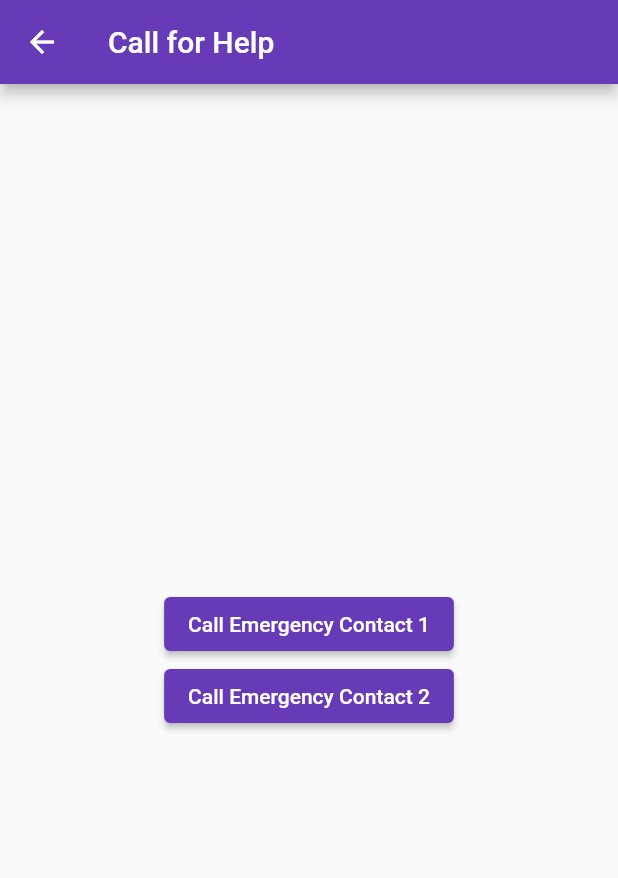
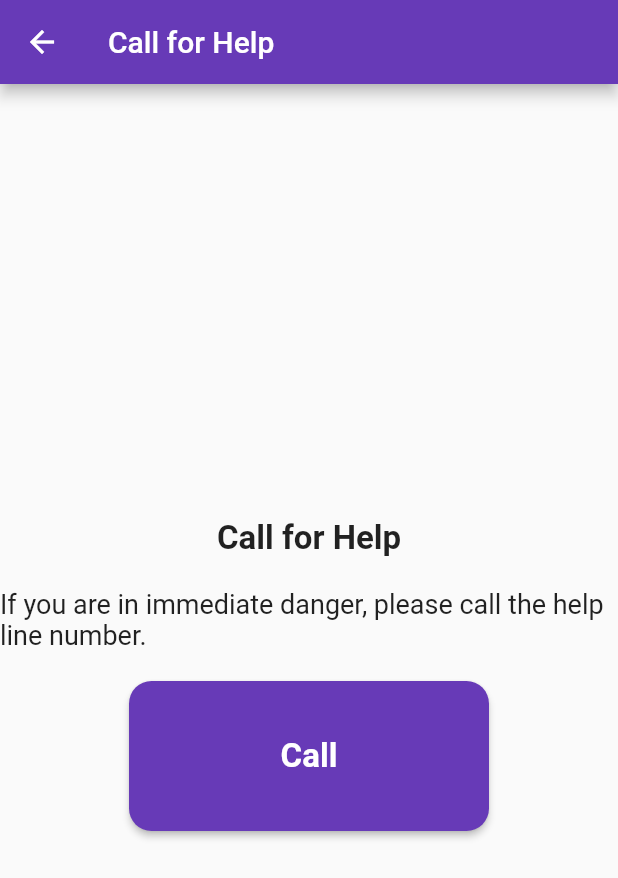
Before and after one commit to Shiro-Koi/HopeLine, a Flutter app: the CallHelp screen opened directly, on a phone screen of 412 x 824 dp. Shown: the top 878 px of the screen. Run offline on Flutter 3.47's test engine with Material 2 defaults, Android fonts, the phone set to English and light mode, and no system bars; our stand-ins replace flutter_map, latlong2.

Commit message:
finalizing Call for Help feature

```diff
--- a/lib/call_help.dart
+++ b/lib/call_help.dart
@@ -1,27 +1,73 @@
-//basic call help screen
+//call help screen, calls the help line number i.e(+9647700124848)
 
 import 'package:flutter/material.dart';
+// phone call package
+import 'package:url_launcher/url_launcher.dart';
 
 class CallHelp extends StatelessWidget {
   const CallHelp({Key? key}) : super(key: key);
 
+  // function to call the help line number
+  void callHelpLine() async {
+    Uri url = Uri(
+      scheme: 'tel',
+      path: '+9647700124848',
+    );
+    if (await canLaunchUrl(url)) {
+      await launchUrl(url);
+    } else {
+      throw 'Could not launch $url';
+    }
+  } // callHelpLine()
+
   @override
   Widget build(BuildContext context) {
     return Scaffold(
-      appBar: AppBar(title: const Text('Call for Help')),
+      appBar: AppBar(
+        title: const Text('Call for Help'),
+      ),
       body: Center(
         child: Column(
           mainAxisAlignment: MainAxisAlignment.center,
           children: <Widget>[
-            // button to call the first emergency contact
-            ElevatedButton(
-              onPressed: () => {},
-              child: const Text('Call Emergency Contact 1'),
+            const SizedBox(height: 20),
+            const Text(
+              'Call for Help',
+              style: TextStyle(
+                fontSize: 22,
+                fontWeight: FontWeight.bold,
+              ),
             ),
-            // button to call the second emergency contact
-            ElevatedButton(
-              onPressed: () => {},
-              child: const Text('Call Emergency Contact 2'),
+            const SizedBox(height: 20),
+            const Text(
+              'If you are in immediate danger, please call the help line number.',
+              style: TextStyle(
+                fontSize: 18,
+              ),
+            ),
+            const SizedBox(height: 20),
+            SizedBox(
+              height: 100,
+              width: 240,
+              // set button color to navy
+              child: ElevatedButton(
+                onPressed: () {
+                  callHelpLine();
+                },
+                style: ElevatedButton.styleFrom(
+                  shape: RoundedRectangleBorder(
+                    borderRadius: BorderRadius.circular(15),
+                  ),
+                  backgroundColor: Colors.deepPurple,
+                ),
+                child: const Text(
+                  'Call',
+                  style: TextStyle(
+                    fontSize: 22,
+                    fontWeight: FontWeight.bold,
+                  ),
+                ),
+              ),
             ),
           ],
         ),
--- a/pubspec.yaml
+++ b/pubspec.yaml
@@ -38,6 +38,7 @@ dependencies:
   latlong2: ^0.9.0
   path_provider: ^2.0.15
   flutter_isolate:
+  url_launcher: ^6.0.10
 
 dev_dependencies:
   flutter_test:
```
Also changed, not shown: pubspec.lock, 7 other files.
